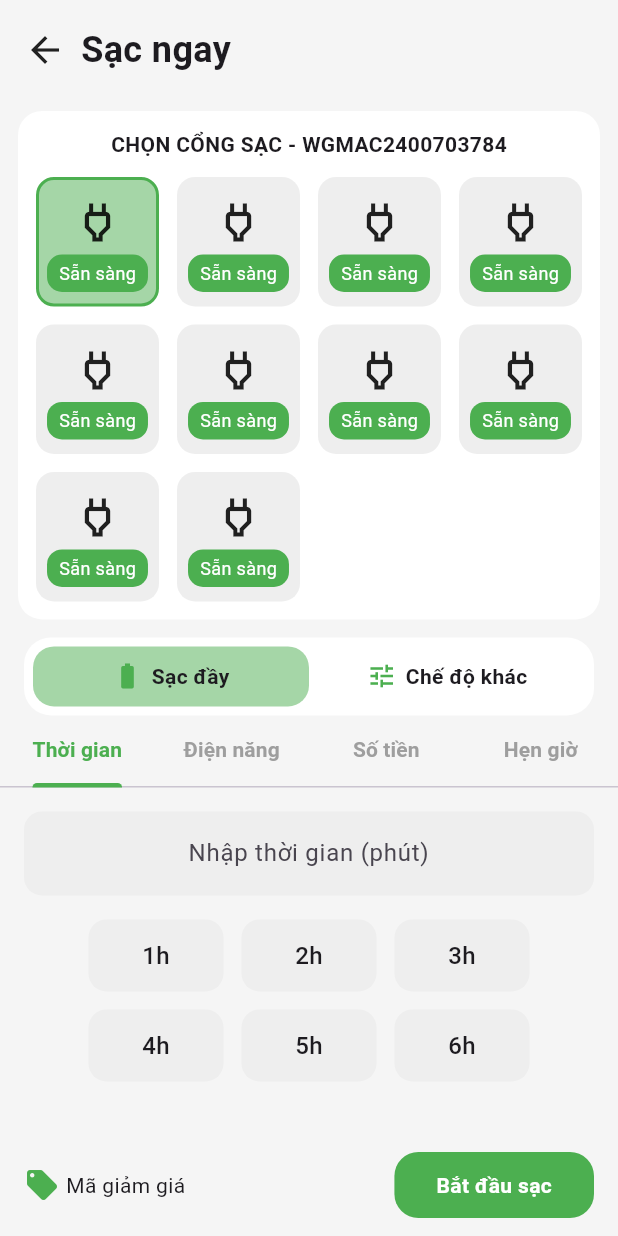
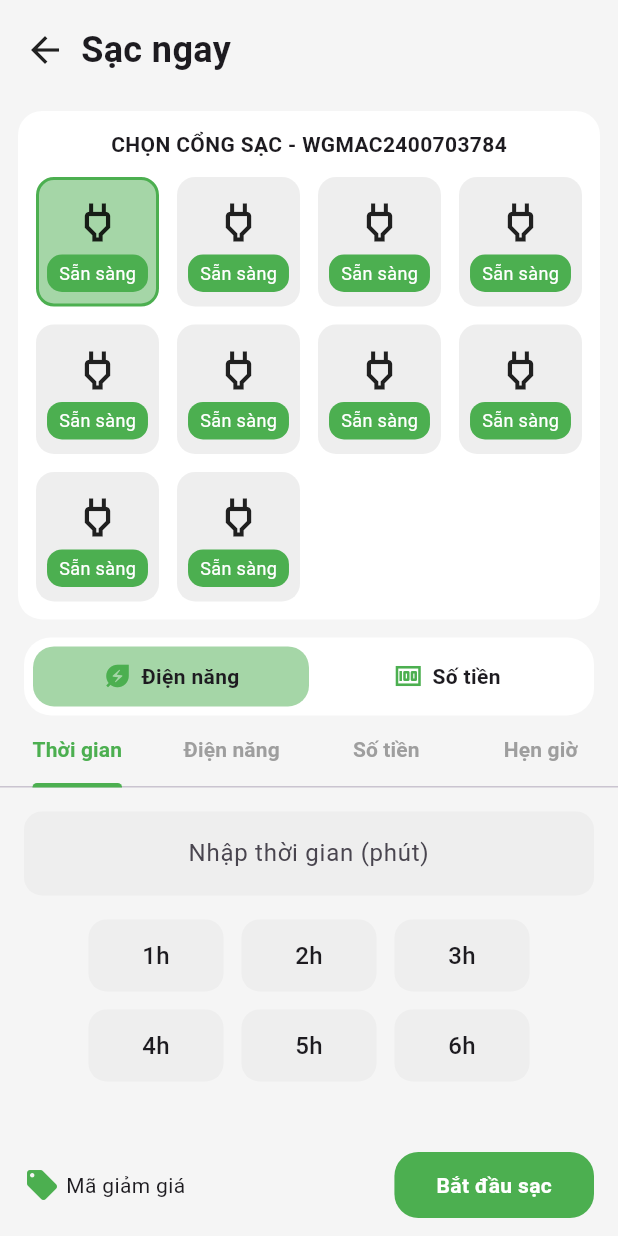
Before and after one commit to LuongNgoc19999/Electric_Charging, a Flutter app: the SelectCharging screen opened directly, on a phone screen of 412 x 824 dp. Run offline on Flutter 3.47's test engine with Material 3 defaults, Android fonts, the phone set to English and light mode, and no system bars; our stand-ins replace flutter_secure_storage, geolocator, google_maps_flutter, webview_flutter; missing offline and left inert: mobile_scanner; accounts and stored records are empty.

```diff
--- a/lib/presentation/views/select_charging/select_charging.dart
+++ b/lib/presentation/views/select_charging/select_charging.dart
@@ -1,3 +1,5 @@
+import 'package:electric_charging/data_new/models/ChargingPortModel.dart';
+import 'package:electric_charging/presentation/views/select_charging/select_charging_viewmodel.dart';
 import 'package:flutter/material.dart';
 
 import '../main/charing/charging_wave_screen.dart';
@@ -11,6 +13,8 @@ class SelectCharging extends StatefulWidget {
 
 class _SelectChargingState extends State<SelectCharging>
     with TickerProviderStateMixin {
+  List<ChargingPortModel> ports = [];
+  late SelectChargingViewmodel viewModel;
   int timeMinutes = 0;
   int moneyPerMinute = 200; // ví dụ: 200đ / phút
   int extraFee = 0;
@@ -23,6 +27,9 @@ class _SelectChargingState extends State<SelectCharging>
 
   @override
   void initState() {
+    viewModel = SelectChargingViewmodel();
+    viewModel.getListNode();
+    obseverData();
     super.initState();
     subTabController = TabController(length: 4, vsync: this);
   }
@@ -175,8 +182,8 @@ class _SelectChargingState extends State<SelectCharging>
       ),
       child: Row(
         children: [
-          _buildModeButton("Sạc đầy", Icons.battery_full, 0),
-          _buildModeButton("Chế độ khác", Icons.tune, 1),
+          _buildModeButton("Điện năng", Icons.energy_savings_leaf, 0),
+          _buildModeButton("Số tiền", Icons.money, 1),
         ],
       ),
     );
@@ -366,4 +373,12 @@ class _SelectChargingState extends State<SelectCharging>
       ),
     );
   }
+
+  void obseverData() {
+    viewModel.ports.stream.listen((ports) {
+      setState(() {
+        this.ports = ports;
+      });
+    });
+  }
 }
--- /dev/null
+++ b/lib/presentation/views/select_charging/select_charging_viewmodel.dart
@@ -0,0 +1,18 @@
+import 'dart:async';
+
+import 'package:electric_charging/data_new/repository/charging_repository.dart';
+
+import '../../../../data_new/models/StationModel.dart';
+import '../../../data_new/models/ChargingPortModel.dart';
+
+
+class SelectChargingViewmodel {
+  StreamController<List<ChargingPortModel>> ports = StreamController();
+
+  void getListNode() {
+    final repository = ChargingRepositoryImpl();
+    // repository.getListStation().then((value) {
+    //   ports.add(value);
+    // });
+  }
+}
```
Also changed, not shown: lib/presentation/views/main/charing/charging_wave_screen.dart (+9 -4 lines).
